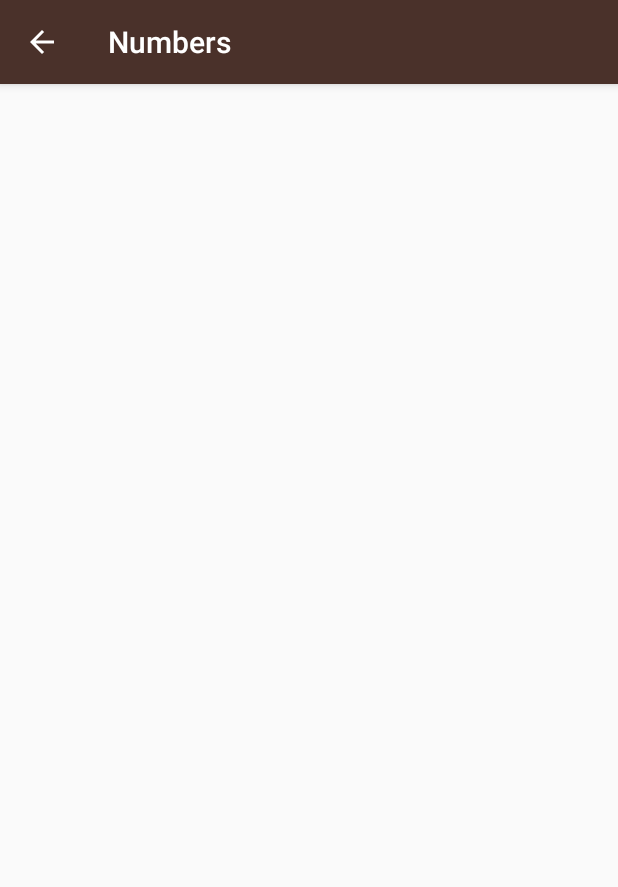
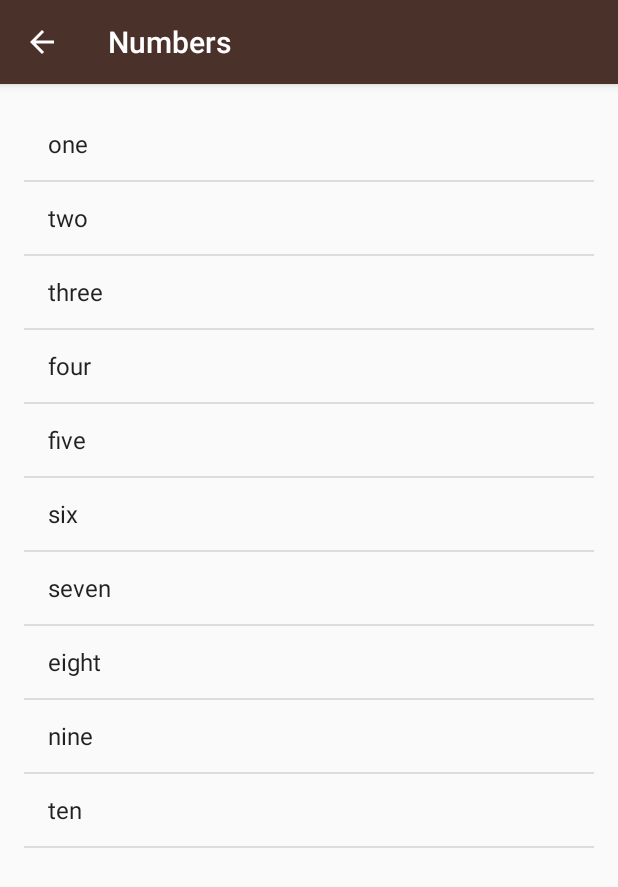
Before and after one commit to robertoganiani/Learn-New-Language, an Android app: the NumbersActivity screen opened directly, with no data from a screen before it, on a phone screen of 412 x 824 dp. Shown: the top 887 px of the screen. Run offline under Robolectric (Android 15) with nearby library versions, the phone set to English and light mode, and no system bars.

Commit message:
added list view with adapter to numbers

```diff
--- a/app/src/main/java/com/example/robert/learnnewlanguage/MainActivity.java
+++ b/app/src/main/java/com/example/robert/learnnewlanguage/MainActivity.java
@@ -6,6 +6,8 @@ import android.support.v7.app.AppCompatActivity;
 import android.view.View;
 import android.view.View.OnClickListener;
 import android.widget.TextView;
+
+import java.lang.reflect.Array;
 
 public class MainActivity extends AppCompatActivity {
 
--- a/app/src/main/java/com/example/robert/learnnewlanguage/NumbersActivity.java
+++ b/app/src/main/java/com/example/robert/learnnewlanguage/NumbersActivity.java
@@ -2,6 +2,12 @@ package com.example.robert.learnnewlanguage;
 
 import android.os.Bundle;
 import android.support.v7.app.AppCompatActivity;
+import android.widget.ArrayAdapter;
+import android.widget.ListView;
+
+
+import java.util.ArrayList;
+import java.util.List;
 
 public class NumbersActivity extends AppCompatActivity {
 
@@ -9,5 +15,22 @@ public class NumbersActivity extends AppCompatActivity {
     protected void onCreate(Bundle savedInstanceState) {
         super.onCreate(savedInstanceState);
         setContentView(R.layout.activity_numbers);
+
+        List<String> englishNumbers = new ArrayList<String>();
+        englishNumbers.add("one");
+        englishNumbers.add("two");
+        englishNumbers.add("three");
+        englishNumbers.add("four");
+        englishNumbers.add("five");
+        englishNumbers.add("six");
+        englishNumbers.add("seven");
+        englishNumbers.add("eight");
+        englishNumbers.add("nine");
+        englishNumbers.add("ten");
+
+        ArrayAdapter<String> itemsAdapter = new ArrayAdapter<String>(this, android.R.layout.simple_list_item_1, englishNumbers);
+        ListView listView = (ListView) findViewById(R.id.numbers_list);
+        listView.setAdapter(itemsAdapter);
+
     }
 }
--- a/app/src/main/res/layout/activity_numbers.xml
+++ b/app/src/main/res/layout/activity_numbers.xml
@@ -1,13 +1,12 @@
 <?xml version="1.0" encoding="utf-8"?>
-
-<RelativeLayout xmlns:android="http://schemas.android.com/apk/res/android"
+<ListView xmlns:android="http://schemas.android.com/apk/res/android"
     xmlns:tools="http://schemas.android.com/tools"
+    android:id="@+id/numbers_list"
     android:layout_width="match_parent"
     android:layout_height="match_parent"
+    android:orientation="vertical"
     android:paddingBottom="@dimen/activity_vertical_margin"
     android:paddingLeft="@dimen/activity_horizontal_margin"
     android:paddingRight="@dimen/activity_horizontal_margin"
     android:paddingTop="@dimen/activity_vertical_margin"
-    tools:context="com.example.robert.learnnewlanguage.NumbersActivity">
-
-</RelativeLayout>
+    tools:context="com.example.robert.learnnewlanguage.NumbersActivity" />
--- a/app/src/main/res/values/strings.xml
+++ b/app/src/main/res/values/strings.xml
@@ -1,6 +1,6 @@
 <resources>
     <!-- Title for the application. [CHAR LIMIT=12] -->
-    <string name="app_name">Miwok</string>
+    <string name="app_name">Learn New Language</string>
 
     <!-- Category name for phrases [CHAR LIMIT=20] -->
     <string name="category_phrases">Phrases</string>
```
